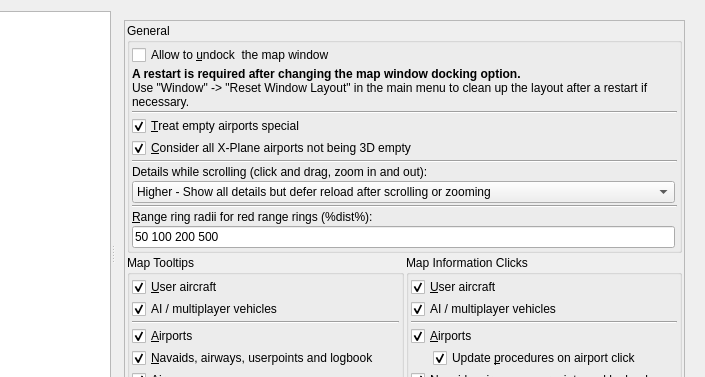
The window that src/options/options.ui (albar965/littlenavmap) describes before a commit, drawn with Qt 5; both pictures show x 184 to 889 and y 0 to 377 of the 889 by 534 pixel window.
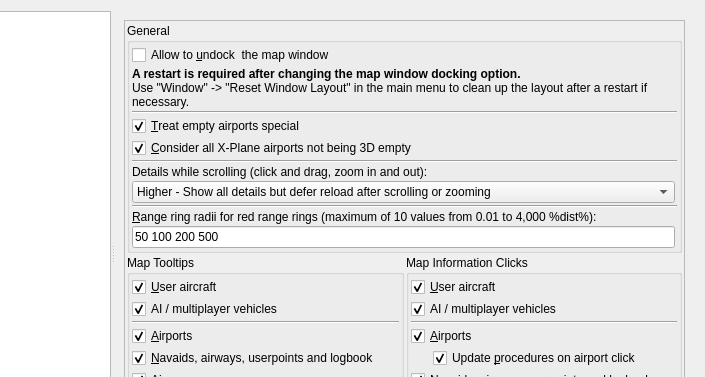
The same window after the commit. The open tabs and pages were chosen to show the change.

Commit message: Now allowing range rings with small distances below one NM/km/mi. Improved range rings distance validation in options dialog for easier input. Added distance to navaid range ring label. Now either disabling menu items for navaids without range or showing normal range rings in case of modifier clicks to avoid zero range circles.

```diff
--- a/src/options/options.ui
+++ b/src/options/options.ui
@@ -1299,7 +1299,10 @@
                   <string/>
                  </property>
                  <property name="text">
-                  <string>&amp;Range ring radii for red range rings (%dist%):</string>
+                  <string extracomment="Adjust numbers to you local number format">&amp;Range ring radii for red range rings (maximum of 10 values from 0.01 to 4,000 %dist%):</string>
+                 </property>
+                 <property name="wordWrap">
+                  <bool>true</bool>
                  </property>
                  <property name="buddy">
                   <cstring>lineEditOptionsMapRangeRings</cstring>
```
Left out of the diff: 3 changed lines with no effect on the pictures. The commit also changes 13 other files.
